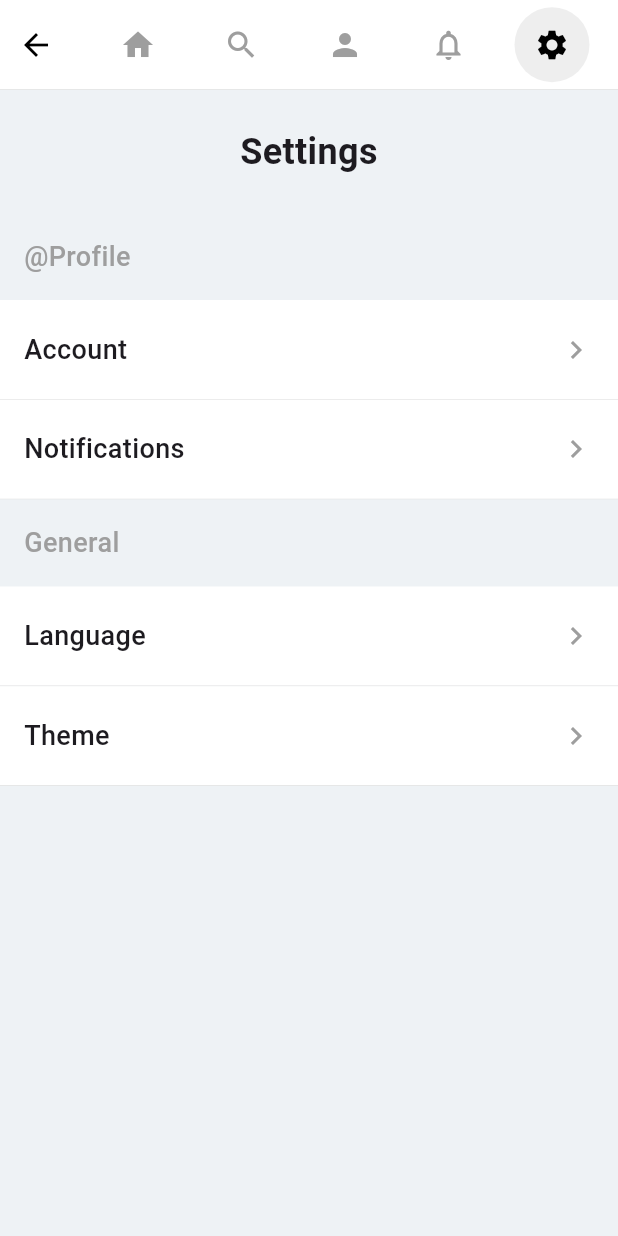
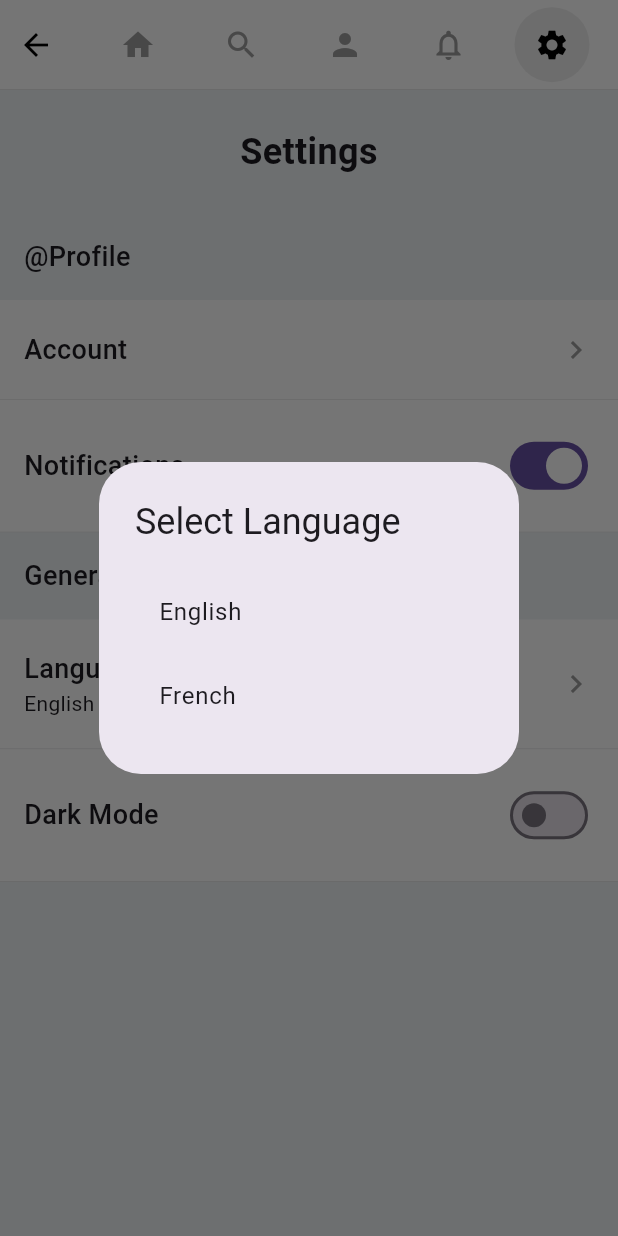
Before and after one commit to ryandong05/app-dev2-project, a Flutter app: the SettingsScreen screen opened by its route, after a tap on "Language", on a phone screen of 412 x 824 dp. Run offline on Flutter 3.47's test engine with Material 3 defaults, Android fonts, the phone set to English and light mode, and no system bars; our stand-ins replace cloud_firestore, firebase_auth, firebase_core; accounts and stored records are empty; generated files the repository leaves out were written again.

Commit message:
Added Dark mode in settings

```diff
--- /dev/null
+++ b/lib/models/settings_model.dart
@@ -0,0 +1,30 @@
+import 'package:flutter/material.dart';
+
+class SettingsModel extends ChangeNotifier {
+  // Theme settings
+  bool _isDarkMode = false;
+  bool get isDarkMode => _isDarkMode;
+
+  void toggleTheme() {
+    _isDarkMode = !_isDarkMode;
+    notifyListeners();
+  }
+
+  // Language settings
+  String _currentLanguage = 'English';
+  String get currentLanguage => _currentLanguage;
+
+  void setLanguage(String language) {
+    _currentLanguage = language;
+    notifyListeners();
+  }
+
+  // Notification settings
+  bool _notificationsEnabled = true;
+  bool get notificationsEnabled => _notificationsEnabled;
+
+  void toggleNotifications() {
+    _notificationsEnabled = !_notificationsEnabled;
+    notifyListeners();
+  }
+}
--- a/lib/screens/settings_screen.dart
+++ b/lib/screens/settings_screen.dart
@@ -1,5 +1,7 @@
 import 'package:flutter/material.dart';
+import 'package:provider/provider.dart';
 import '../widgets/app_navigation_bar.dart';
+import '../models/settings_model.dart';
 
 class SettingsScreen extends StatefulWidget {
   const SettingsScreen({Key? key}) : super(key: key);
@@ -30,10 +32,42 @@ class _SettingsScreenState extends State<SettingsScreen> {
     }
   }
 
+  void _showLanguageDialog(BuildContext context) {
+    final settings = Provider.of<SettingsModel>(context, listen: false);
+    showDialog(
+      context: context,
+      builder:
+          (context) => AlertDialog(
+            title: const Text('Select Language'),
+            content: Column(
+              mainAxisSize: MainAxisSize.min,
+              children: [
+                ListTile(
+                  title: const Text('English'),
+                  onTap: () {
+                    settings.setLanguage('English');
+                    Navigator.pop(context);
+                  },
+                ),
+                ListTile(
+                  title: const Text('French'),
+                  onTap: () {
+                    settings.setLanguage('French');
+                    Navigator.pop(context);
+                  },
+                ),
+              ],
+            ),
+          ),
+    );
+  }
+
   @override
   Widget build(BuildContext context) {
+    return Consumer<SettingsModel>(
+      builder: (context, settings, child) {
         return Scaffold(
-      backgroundColor: const Color(0xFFEEF2F5),
+          backgroundColor: Theme.of(context).scaffoldBackgroundColor,
           body: Column(
             children: [
               // Navigation Bar
@@ -47,12 +81,13 @@ class _SettingsScreenState extends State<SettingsScreen> {
               Container(
                 width: double.infinity,
                 padding: const EdgeInsets.symmetric(vertical: 24),
-            child: const Text(
+                child: Text(
                   'Settings',
                   textAlign: TextAlign.center,
                   style: TextStyle(
                     fontSize: 24,
                     fontWeight: FontWeight.bold,
+                    color: Theme.of(context).textTheme.bodyLarge?.color,
                   ),
                 ),
               ),
@@ -61,12 +96,12 @@ class _SettingsScreenState extends State<SettingsScreen> {
               Container(
                 width: double.infinity,
                 padding: const EdgeInsets.all(16),
-            color: const Color(0xFFEEF2F5),
-            child: const Text(
+                color: Theme.of(context).scaffoldBackgroundColor,
+                child: Text(
                   '@Profile',
                   style: TextStyle(
                     fontSize: 18,
-                color: Colors.grey,
+                    color: Theme.of(context).textTheme.bodySmall?.color,
                     fontWeight: FontWeight.w500,
                   ),
                 ),
@@ -75,12 +110,23 @@ class _SettingsScreenState extends State<SettingsScreen> {
               // Account Setting
               _buildSettingItem(
                 title: 'Account',
-            onTap: () {},
+                onTap: () {
+                  // TODO: Implement account settings
+                  ScaffoldMessenger.of(context).showSnackBar(
+                    const SnackBar(
+                      content: Text('Account settings coming soon!'),
+                    ),
+                  );
+                },
               ),
 
               // Notifications Setting
               _buildSettingItem(
                 title: 'Notifications',
+                trailing: Switch(
+                  value: settings.notificationsEnabled,
+                  onChanged: (value) => settings.toggleNotifications(),
+                ),
                 onTap: () {},
               ),
 
@@ -88,12 +134,12 @@ class _SettingsScreenState extends State<SettingsScreen> {
               Container(
                 width: double.infinity,
                 padding: const EdgeInsets.all(16),
-            color: const Color(0xFFEEF2F5),
-            child: const Text(
+                color: Theme.of(context).scaffoldBackgroundColor,
+                child: Text(
                   'General',
                   style: TextStyle(
                     fontSize: 18,
-                color: Colors.grey,
+                    color: Theme.of(context).textTheme.bodySmall?.color,
                     fontWeight: FontWeight.w500,
                   ),
                 ),
@@ -102,21 +148,30 @@ class _SettingsScreenState extends State<SettingsScreen> {
               // Language Setting
               _buildSettingItem(
                 title: 'Language',
-            onTap: () {},
+                subtitle: settings.currentLanguage,
+                onTap: () => _showLanguageDialog(context),
               ),
 
               // Theme Setting
               _buildSettingItem(
-            title: 'Theme',
+                title: 'Dark Mode',
+                trailing: Switch(
+                  value: settings.isDarkMode,
+                  onChanged: (value) => settings.toggleTheme(),
+                ),
                 onTap: () {},
               ),
             ],
           ),
         );
+      },
+    );
   }
 
   Widget _buildSettingItem({
     required String title,
+    String? subtitle,
+    Widget? trailing,
     required VoidCallback onTap,
   }) {
     return InkWell(
@@ -124,10 +179,10 @@ class _SettingsScreenState extends State<SettingsScreen> {
       child: Container(
         padding: const EdgeInsets.symmetric(horizontal: 16, vertical: 20),
         decoration: BoxDecoration(
-          color: Colors.white,
+          color: Theme.of(context).cardColor,
           border: Border(
             bottom: BorderSide(
-              color: Colors.grey.shade300,
+              color: Theme.of(context).dividerColor,
               width: 0.5,
             ),
           ),
@@ -135,16 +190,31 @@ class _SettingsScreenState extends State<SettingsScreen> {
         child: Row(
           mainAxisAlignment: MainAxisAlignment.spaceBetween,
           children: [
+            Column(
+              crossAxisAlignment: CrossAxisAlignment.start,
+              children: [
                 Text(
                   title,
-              style: const TextStyle(
+                  style: TextStyle(
                     fontSize: 18,
                     fontWeight: FontWeight.w500,
+                    color: Theme.of(context).textTheme.bodyLarge?.color,
                   ),
                 ),
-            const Icon(
+                if (subtitle != null)
+                  Text(
+                    subtitle,
+                    style: TextStyle(
+                      fontSize: 14,
+                      color: Theme.of(context).textTheme.bodySmall?.color,
+                    ),
+                  ),
+              ],
+            ),
+            trailing ??
+                Icon(
                   Icons.chevron_right,
-              color: Colors.grey,
+                  color: Theme.of(context).iconTheme.color,
                 ),
           ],
         ),
--- a/pubspec.yaml
+++ b/pubspec.yaml
@@ -38,6 +38,7 @@ dependencies:
   firebase_core: ^3.13.0
   firebase_auth: ^5.0.0
   cloud_firestore: ^5.6.6
+  provider: ^6.1.1
 
 dev_dependencies:
   flutter_test:
```
Also changed, not shown: lib/main.dart (+25 -20 lines), pubspec.lock. Lines whose indentation alone changed are shown as unchanged.
